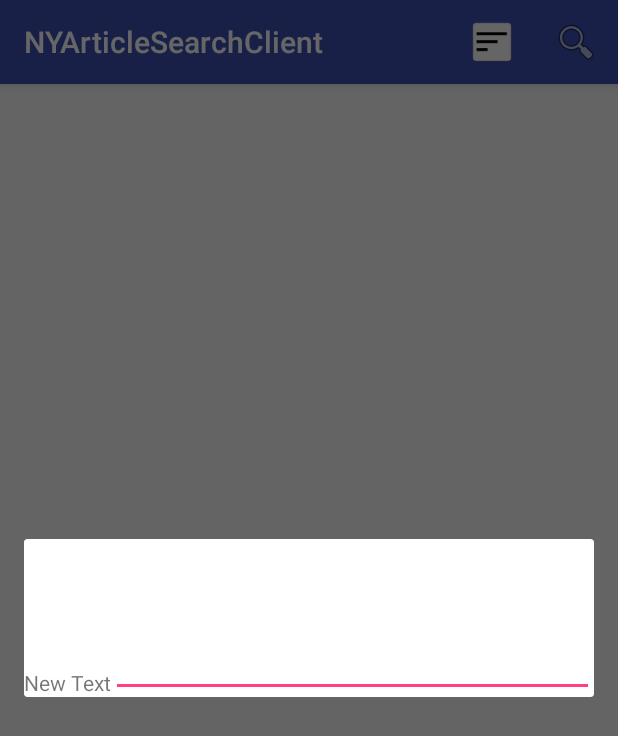
After one commit to nigamg/NYArticleSearchClient, an Android app: the fragment FilterFragment placed in its activity, on a phone screen of 412 x 824 dp. The commit adds this screen. Shown: the top 736 px of the screen. Run offline under Robolectric (Android 15) with nearby library versions, the phone set to English and light mode, and no system bars; our stand-ins replace Picasso; libraries missing offline, so code that uses them is left out: com.loopj.android, cz.msebera.android; pictures from the network do not load.

Commit message:
Search Filter
Search filter changes

```diff
--- /dev/null
+++ b/app/src/main/java/com/gn/demo/nyarticlesearchclient/activity/FilterFragment.java
@@ -0,0 +1,107 @@
+package com.gn.demo.nyarticlesearchclient.activity;
+
+import android.content.Context;
+import android.net.Uri;
+import android.os.Bundle;
+import android.support.v4.app.DialogFragment;
+import android.support.v4.app.Fragment;
+import android.view.LayoutInflater;
+import android.view.View;
+import android.view.ViewGroup;
+
+import com.gn.demo.nyarticlesearchclient.R;
+
+/**
+ * A simple {@link Fragment} subclass.
+ * Activities that contain this fragment must implement the
+ * {@link FilterFragment.OnFragmentInteractionListener} interface
+ * to handle interaction events.
+ * Use the {@link FilterFragment#newInstance} factory method to
+ * create an instance of this fragment.
+ */
+public class FilterFragment extends DialogFragment {
+    // TODO: Rename parameter arguments, choose names that match
+    // the fragment initialization parameters, e.g. ARG_ITEM_NUMBER
+    private static final String ARG_PARAM1 = "param1";
+
+    // TODO: Rename and change types of parameters
+    private String mParam1;
+    private String mParam2;
+
+    private OnFragmentInteractionListener mListener;
+
+    public FilterFragment() {
+        // Required empty public constructor
+    }
+
+    /**
+     * Use this factory method to create a new instance of
+     * this fragment using the provided parameters.
+     *
+     * @param param1 Parameter 1.
+     * @return A new instance of fragment FilterFragment.
+     */
+    // TODO: Rename and change types and number of parameters
+    public static FilterFragment newInstance(String param1) {
+        FilterFragment fragment = new FilterFragment();
+        Bundle args = new Bundle();
+        args.putString(ARG_PARAM1, param1);
+
+        fragment.setArguments(args);
+        return fragment;
+    }
+
+    @Override
+    public void onCreate(Bundle savedInstanceState) {
+        super.onCreate(savedInstanceState);
+        if (getArguments() != null) {
+            mParam1 = getArguments().getString(ARG_PARAM1);
+        }
+    }
+
+    @Override
+    public View onCreateView(LayoutInflater inflater, ViewGroup container,
+                             Bundle savedInstanceState) {
+        // Inflate the layout for this fragment
+        return inflater.inflate(R.layout.fragment_filter, container, false);
+    }
+
+    // TODO: Rename method, update argument and hook method into UI event
+    public void onButtonPressed(Uri uri) {
+        if (mListener != null) {
+            mListener.onFragmentInteraction(uri);
+        }
+    }
+
+    @Override
+    public void onAttach(Context context) {
+        super.onAttach(context);
+        if (context instanceof OnFragmentInteractionListener) {
+            mListener = (OnFragmentInteractionListener) context;
+        } else {
+            throw new RuntimeException(context.toString()
+                    + " must implement OnFragmentInteractionListener");
+        }
+    }
+
+    @Override
+    public void onDetach() {
+        super.onDetach();
+        mListener = null;
+    }
+
+    /**
+     * This interface must be implemented by activities that contain this
+     * fragment to allow an interaction in this fragment to be communicated
+     * to the activity and potentially other fragments contained in that
+     * activity.
+     * <p/>
+     * See the Android Training lesson <a href=
+     * "http://developer.android.com/training/basics/fragments/communicating.html"
+     * >Communicating with Other Fragments</a> for more information.
+     */
+    public interface OnFragmentInteractionListener {
+        // TODO: Update argument type and name
+        void onFragmentInteraction(Uri uri);
+    }
+}
--- a/app/src/main/java/com/gn/demo/nyarticlesearchclient/adapter/GridAdapter.java
+++ b/app/src/main/java/com/gn/demo/nyarticlesearchclient/adapter/GridAdapter.java
@@ -4,7 +4,7 @@ import android.content.Context;
 import android.content.Intent;
 import android.support.v7.widget.CardView;
 import android.support.v7.widget.RecyclerView;
-import android.util.Log;
+
 import android.view.LayoutInflater;
 import android.view.View;
 import android.view.ViewGroup;
@@ -80,7 +80,9 @@ public class GridAdapter extends RecyclerView.Adapter<GridAdapter.GridView> {
         return this.articles.size();
     }
 
-
+    /**
+     * ViewHolder for grid view
+     */
     public static class GridView extends RecyclerView.ViewHolder {
         CardView cv;
         public ImageView imageView;
--- /dev/null
+++ b/app/src/main/res/layout/fragment_filter.xml
@@ -0,0 +1,28 @@
+<RelativeLayout xmlns:android="http://schemas.android.com/apk/res/android"
+    xmlns:tools="http://schemas.android.com/tools"
+    android:layout_width="match_parent"
+    android:layout_height="match_parent"
+    tools:context="com.gn.demo.nyarticlesearchclient.activity.FilterFragment">
+
+    <!-- TODO: Update blank fragment layout -->
+
+    <TextView
+        android:layout_width="wrap_content"
+        android:layout_height="wrap_content"
+        android:text="New Text"
+        android:id="@+id/textView"
+        android:layout_marginTop="86dp"
+        android:layout_alignParentTop="true"
+        android:layout_alignParentLeft="true"
+        android:layout_alignParentStart="true" />
+
+    <EditText
+        android:layout_width="wrap_content"
+        android:layout_height="wrap_content"
+        android:id="@+id/editText"
+        android:layout_alignBottom="@+id/textView"
+        android:layout_toRightOf="@+id/textView"
+        android:layout_alignParentRight="true"
+        android:layout_alignParentEnd="true" />
+
+</RelativeLayout>
--- a/app/src/main/res/menu/grid_menu_search.xml
+++ b/app/src/main/res/menu/grid_menu_search.xml
@@ -3,6 +3,13 @@
 xmlns:app="http://schemas.android.com/apk/res-auto"
 xmlns:tools="http://schemas.android.com/tools"
 tools:context=".activity.NYArticleSearchActivity">
+    <item android:id="@+id/ny_search_filter"
+        android:orderInCategory="5"
+        android:title="Search Filter"
+        android:icon="@mipmap/ic_launcher"
+        app:showAsAction="ifRoom|collapseActionView"
+        android:onClick="showSearchFilter"
+        android:actionViewClass="android.widget.ImageView"/>
 <item android:id="@+id/ny_article_search"
     android:orderInCategory="5"
     android:title="Search"
--- a/app/src/main/res/values/strings.xml
+++ b/app/src/main/res/values/strings.xml
@@ -1,3 +1,6 @@
 <resources>
     <string name="app_name">NYArticleSearchClient</string>
+
+    <!-- TODO: Remove or change this placeholder text -->
+    <string name="hello_blank_fragment">Hello blank fragment</string>
 </resources>
```
Also changed, not shown: app/src/main/java/com/gn/demo/nyarticlesearchclient/activity/NYArticleSearchActivity.java (+38 -7 lines), app/src/main/java/com/gn/demo/nyarticlesearchclient/view/GridView.java (deleted, +0 -13 lines), app/src/main/ic_launcher-web.png (added), app/src/main/res/mipmap-hdpi/ic_launcher.png, app/src/main/res/mipmap-mdpi/ic_launcher.png, app/src/main/res/mipmap-xhdpi/ic_launcher.png, app/src/main/res/mipmap-xxhdpi/ic_launcher.png, app/src/main/res/mipmap-xxxhdpi/ic_launcher.png.
